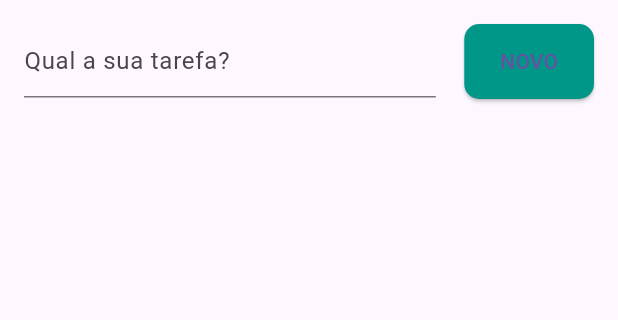
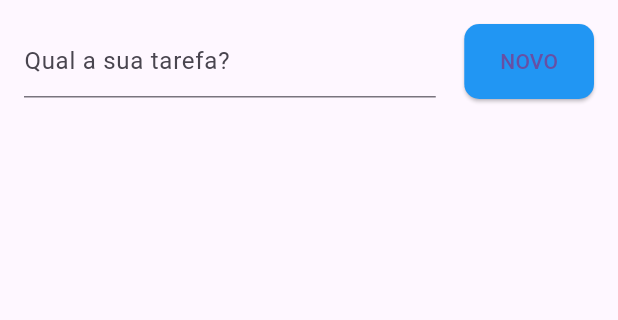
Before and after one commit to ErilsonAgustinho/to_do_list, a Flutter app: the screen it shows after launch, on a phone screen of 412 x 824 dp, the part 84-404 px from its top. Run offline on Flutter 3.47's test engine with Material 3 defaults, Android fonts, the phone set to English and light mode, and no system bars.

Commit message:
Update main.dart

```diff
--- a/lib/main.dart
+++ b/lib/main.dart
@@ -67,7 +67,7 @@ class _PaginaPrincipalState extends State<PaginaPrincipal> {
                   },
                   child: Text('NOVO'),
                   style: ElevatedButton.styleFrom(
-                    backgroundColor: const Color.fromARGB(255, 0, 151, 136),
+                    backgroundColor: Colors.blue,
                     minimumSize: Size(5, 50),
                     shape: RoundedRectangleBorder(
                       borderRadius: BorderRadius.circular(10),
```
